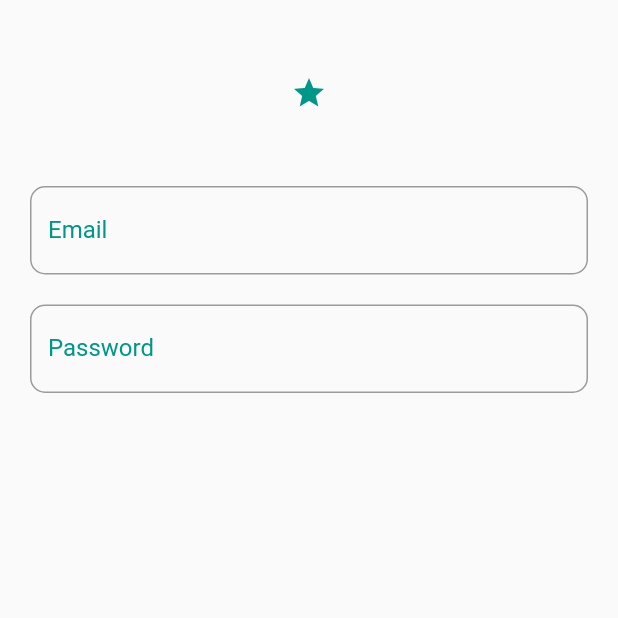
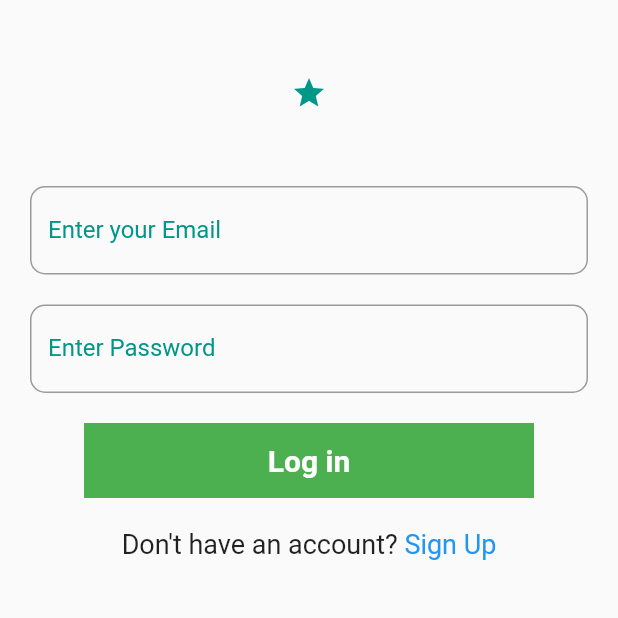
Before and after one commit to riyaz0179508/website, a Flutter app: the LoginPage screen opened directly, on a phone screen of 412 x 824 dp, the top half of it. Run offline on Flutter 3.47's test engine with Material 2 defaults, Android fonts, the phone set to English and light mode, and no system bars; our stand-ins replace image_picker; missing offline and left inert: alert_dialog.

Commit message:
2 Feb/22

```diff
--- /dev/null
+++ b/lib/helper/custom_widget/custom_button.dart
@@ -0,0 +1,37 @@
+import 'package:beca_kena/helper/login_page/login_page.dart';
+import 'package:flutter/material.dart';
+
+class CustomButton extends StatefulWidget {
+  double height;
+  double width;
+  String btnText;
+
+   CustomButton({Key? key,
+    required this.height,
+    required this.width,
+    required this.btnText,
+
+  }) : super(key: key);
+
+  @override
+  _CustomButtonState createState() => _CustomButtonState();
+}
+
+class _CustomButtonState extends State<CustomButton> {
+  @override
+  Widget build(BuildContext context) {
+    return Container(
+      height: widget.height,
+      width: widget.width,
+      child: Center(
+          child: Text(widget.btnText,
+            style: TextStyle(
+              color: Colors.white,
+              fontSize: 20,
+              fontWeight: FontWeight.bold
+
+          ),)),
+      color: allColor.CustomButtonColor,
+    );
+  }
+}
--- a/lib/helper/custom_widget/custom_text_form_field.dart
+++ b/lib/helper/custom_widget/custom_text_form_field.dart
@@ -3,11 +3,15 @@ import 'package:flutter/material.dart';
 
 class CustomTextField extends StatefulWidget {
   TextEditingController emailController;
-  String labelText;
+  String hintText;
+  bool obsecureValue;
    CustomTextField({Key? key,
 
     required this.emailController,
-    required this.labelText,
+    required this.hintText,
+     required this.obsecureValue
+
+
 
   }) : super(key: key);
 
@@ -22,9 +26,16 @@ class _CustomTextFieldState extends State<CustomTextField> {
       Padding(
         padding: const EdgeInsets.only(right: 20, left: 20),
         child: TextFormField(
+          validator: (value){
+            if(value == null || value.isEmpty){
+              return "Field is Empty";
+            }
+
+          },
+          obscureText: widget.obsecureValue,
         controller: widget.emailController,
           decoration: InputDecoration(
-            labelText: widget.labelText,
+            labelText: widget.hintText,
             labelStyle: TextStyle(color: allColor.iconColor),
             focusedBorder: OutlineInputBorder(
               borderSide: BorderSide(color: allColor.iconColor),
--- a/lib/helper/login_page/login_page.dart
+++ b/lib/helper/login_page/login_page.dart
@@ -1,4 +1,7 @@
+import 'package:beca_kena/helper/custom_widget/custom_button.dart';
 import 'package:beca_kena/helper/custom_widget/custom_text_form_field.dart';
+import 'package:beca_kena/screen/Sign_up_page.dart';
+import 'package:beca_kena/screen/my_home_page.dart';
 import 'package:beca_kena/utils/all_color/color.dart';
 import 'package:flutter/material.dart';
 
@@ -8,6 +11,7 @@ class LoginPage extends StatefulWidget {
   @override
   _LoginPageState createState() => _LoginPageState();
 }
+final GlobalKey<FormState> _formKey =GlobalKey();
 TextEditingController _emailController=TextEditingController();
 TextEditingController _passController=TextEditingController();
 AllColor allColor=AllColor();
@@ -16,23 +20,55 @@ class _LoginPageState extends State<LoginPage> {
   @override
   Widget build(BuildContext context) {
     return Scaffold(
-      body: Column(
+      body: Form(
+        key: _formKey,
+        child: Column(
           children: [
             SizedBox(height: 50,),
             Icon(Icons.star, color: allColor.iconColor,),
             SizedBox(height: 50,),
             CustomTextField(
               emailController: _emailController,
-            labelText: "Email",
+              hintText: "Enter your Email",
+              obsecureValue: false,
             ),
 
             SizedBox(height: 20,),
             CustomTextField(
               emailController: _passController,
-            labelText: "Password",
+              hintText: "Enter Password",
+              obsecureValue: true,
+
+            ),
+            SizedBox(height: 20,),
+            InkWell(
+              onTap: (){
+               if(_formKey.currentState!.validate());
+                Navigator.push(context, MaterialPageRoute(builder: (context)=>MyHomePage()));
+              },
+              child: CustomButton(
+                height: 50,
+                width: 300,
+                btnText: "Log in",
+              ),
             ),
 
+            SizedBox(height: 20,),
+
+            Row(
+              mainAxisAlignment: MainAxisAlignment.center,
+              children: [
+                Text("Don't have an account? ", style: TextStyle(fontSize: 18),),
+                InkWell(
+                  onTap: (){
+                    Navigator.push(context, MaterialPageRoute(builder: (context)=>SignUpPage()));
+                  },
+                    child: Text("Sign Up", style: TextStyle(fontSize: 18, color: Colors.blue),)),
               ],
+            )
+
+          ],
+        ),
       ),
     );
   }
--- a/lib/utils/all_color/color.dart
+++ b/lib/utils/all_color/color.dart
@@ -3,5 +3,6 @@ class AllColor{
 
   Color appBarColor= Color(0xff0a7e8c);
   Color iconColor= Colors.teal;
+  Color CustomButtonColor= Colors.green;
 
 }
```
Also changed, not shown: lib/main.dart (+9 -7 lines), lib/screen/Sign_up_page.dart (added, +17 -0 lines), lib/screen/my_home_page.dart (added, +17 -0 lines). Lines whose indentation alone changed are shown as unchanged.
